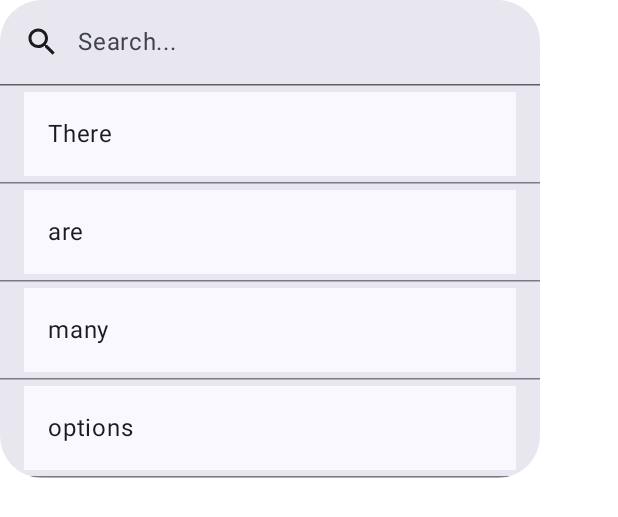
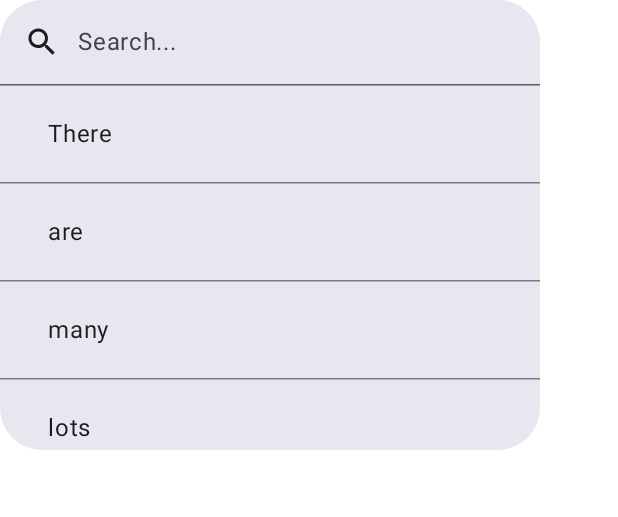
Before and after one commit to odedniv/osafe, an Android app built with Jetpack Compose: the @Preview function SearchFieldPreview, on a phone screen of 412 x 824 dp. Shown: the top 517 px of the screen. Run offline under Robolectric (Android 15) with nearby library versions, the phone set to English and light mode, and no system bars.

Commit message:
update and fix search field

```diff
--- a/android/app/src/main/java/me/odedniv/osafe/components/SearchField.kt
+++ b/android/app/src/main/java/me/odedniv/osafe/components/SearchField.kt
@@ -1,9 +1,13 @@
 package me.odedniv.osafe.components
 
 import androidx.compose.foundation.clickable
+import androidx.compose.foundation.layout.Column
 import androidx.compose.foundation.layout.Row
 import androidx.compose.foundation.layout.fillMaxWidth
+import androidx.compose.foundation.layout.heightIn
 import androidx.compose.foundation.layout.padding
+import androidx.compose.foundation.rememberScrollState
+import androidx.compose.foundation.verticalScroll
 import androidx.compose.material.icons.Icons
 import androidx.compose.material.icons.filled.KeyboardArrowDown
 import androidx.compose.material.icons.filled.KeyboardArrowUp
@@ -14,6 +18,8 @@ import androidx.compose.material3.HorizontalDivider
 import androidx.compose.material3.Icon
 import androidx.compose.material3.IconButton
 import androidx.compose.material3.ListItem
+import androidx.compose.material3.ListItemDefaults
+import androidx.compose.material3.SearchBarDefaults
 import androidx.compose.material3.Text
 import androidx.compose.runtime.Composable
 import androidx.compose.runtime.LaunchedEffect
@@ -24,6 +30,7 @@ import androidx.compose.runtime.saveable.rememberSaveable
 import androidx.compose.runtime.setValue
 import androidx.compose.ui.Alignment
 import androidx.compose.ui.Modifier
+import androidx.compose.ui.graphics.Color
 import androidx.compose.ui.text.TextRange
 import androidx.compose.ui.text.input.TextFieldValue
 import androidx.compose.ui.tooling.preview.Preview
@@ -34,7 +41,7 @@ import me.odedniv.osafe.theme.OSafeTheme
 fun SearchField(text: String, onFind: (TextFieldValue) -> Unit, modifier: Modifier = Modifier) {
   val keywords = text.split(WORD_SEPARATOR_PATTERN)
   var query by rememberSaveable { mutableStateOf("") }
-  var active by rememberSaveable { mutableStateOf(false) }
+  var expanded by rememberSaveable { mutableStateOf(false) }
   var matches by rememberSaveable { mutableStateOf(listOf<Int>()) }
   var currentMatchIndex by rememberSaveable { mutableIntStateOf(-1) }
 
@@ -73,20 +80,22 @@ fun SearchField(text: String, onFind: (TextFieldValue) -> Unit, modifier: Modifi
   }
 
   @OptIn(ExperimentalMaterial3Api::class)
-  (DockedSearchBar(
+  DockedSearchBar(
+    inputField = {
+      SearchBarDefaults.InputField(
         query = query,
         onQueryChange = { query = it },
         onSearch = {
           query = it
-      active = false
+          expanded = false
         },
-    active = active,
-    onActiveChange = { active = it },
+        expanded = expanded,
+        onExpandedChange = { expanded = it },
+        enabled = text.isNotBlank(),
         placeholder = { Text("Search...") },
-    enabled = text.isNotBlank(),
         leadingIcon = { Icon(Icons.Default.Search, contentDescription = null) },
         trailingIcon = {
-      if (currentMatchIndex == -1) return@DockedSearchBar
+          if (currentMatchIndex == -1) return@InputField
           Row(verticalAlignment = Alignment.CenterVertically) {
             IconButton(
               onClick = {
@@ -107,29 +116,39 @@ fun SearchField(text: String, onFind: (TextFieldValue) -> Unit, modifier: Modifi
             }
           }
         },
+        interactionSource = null,
+      )
+    },
+    expanded = expanded,
+    onExpandedChange = { expanded = it },
     modifier = modifier,
+    shape = SearchBarDefaults.dockedShape,
+    tonalElevation = SearchBarDefaults.TonalElevation,
+    shadowElevation = SearchBarDefaults.ShadowElevation,
   ) {
     val relevantKeywords =
       keywords.asSequence().filter { query.lowercase() in it.lowercase() }.distinct()
+    Column(Modifier.verticalScroll(rememberScrollState())) {
       for (keyword in relevantKeywords) {
         ListItem(
           headlineContent = { Text(keyword) },
+          colors = ListItemDefaults.colors(containerColor = Color.Transparent),
           modifier =
             Modifier.clickable {
                 query = keyword
-              active = false
+                expanded = false
               }
               .fillMaxWidth()
               .padding(horizontal = 16.dp, vertical = 4.dp),
         )
         HorizontalDivider()
       }
-  })
+    }
+  }
 }
 
 /** Returns all start positions of query (ignore case) in this. */
-private fun String.findAllPositions(query: String) =
-  buildList<Int> {
+private fun String.findAllPositions(query: String): List<Int> = buildList {
   var last = -1
   while (true) {
     val next = indexOf(query, startIndex = last + 1, ignoreCase = true)
@@ -144,5 +163,11 @@ private val WORD_SEPARATOR_PATTERN = "\\W+".toRegex()
 @Preview
 @Composable
 fun SearchFieldPreview() {
-  OSafeTheme { SearchField(text = "There are many. are options", onFind = {}) }
+  OSafeTheme {
+    SearchField(
+      text = "There are many lots. are options",
+      onFind = {},
+      modifier = Modifier.heightIn(max = 300.dp), // Test scrolling.
+    )
   }
+}
```
Also changed, not shown: android/app/src/main/java/me/odedniv/osafe/components/ContentScaffold.kt (+18 -4 lines). Lines whose indentation alone changed are shown as unchanged.
